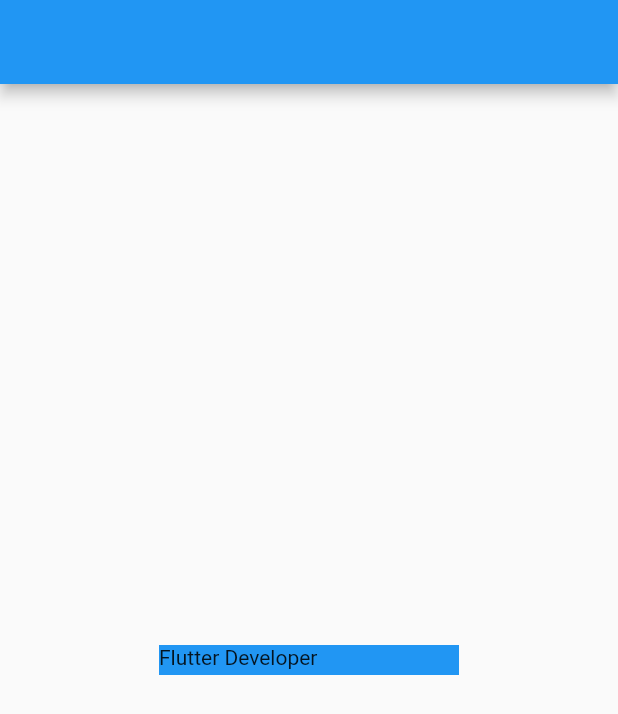
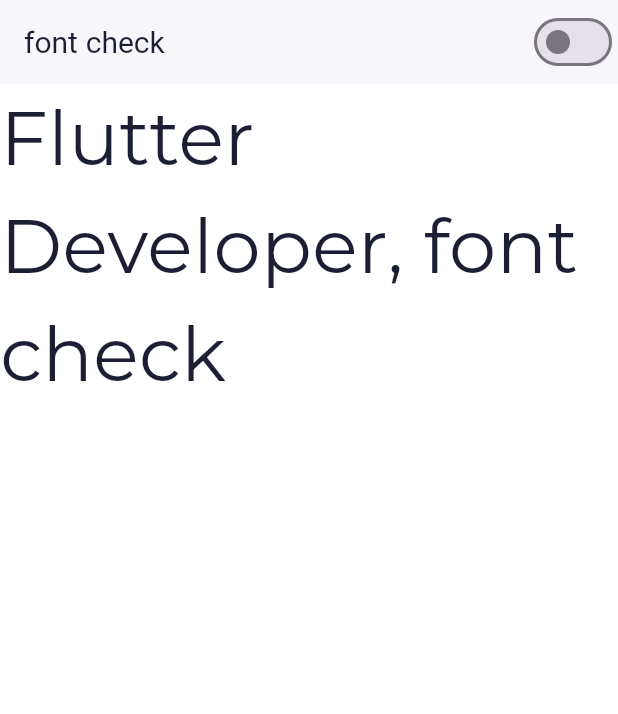
Before and after one commit to AliArshad20/setup, a Flutter app: the screen it shows after launch, on a phone screen of 412 x 824 dp. Shown: the top 714 px of the screen. Run offline on Flutter 3.47's test engine with Material 2 defaults, Android fonts, the phone set to English and light mode, and no system bars; our stand-ins replace google_fonts.

Commit message:
updates 6/15

```diff
--- a/lib/app.dart
+++ b/lib/app.dart
@@ -15,7 +15,7 @@ class MyApp extends StatelessWidget {
     return MaterialApp(
       title: 'Flutter',
       debugShowCheckedModeBanner: false,
-      theme: themeProvider.themeMode(),
+      theme: themeProvider.themeMode,
       darkTheme: ThemeData.dark(),
       home: const HomePage(),
     );
--- a/lib/core/themes/theme.dart
+++ b/lib/core/themes/theme.dart
@@ -6,165 +6,230 @@ import '../constants/colors.dart';
 class AppTheme {
   AppTheme._();
 
-  static ThemeData lightTheme({Color? color}) => ThemeData(
-    primarySwatch: Colors.deepPurple,
-    primaryColor: color ?? primaryColor,
-    scaffoldBackgroundColor: Colors.white,
-    fontFamily: GoogleFonts.workSans().fontFamily,
+  static final ThemeData lightTheme = ThemeData(
     useMaterial3: true,
-    bottomNavigationBarTheme: BottomNavigationBarThemeData(backgroundColor: Colors.white),
-    iconTheme: IconThemeData(color: appTextSecondaryColor),
-    textTheme: GoogleFonts.workSansTextTheme(),
-    dialogBackgroundColor: white,
-    unselectedWidgetColor: black,
-    dividerColor: borderColor,
-    // bottomSheetTheme: BottomSheetThemeData(
-    //   shape: RoundedRectangleBorder(borderRadius: radiusOnly(topLeft: defaultRadius, topRight: defaultRadius)),
-    //   backgroundColor: Colors.white,
-    // ),
-    cardColor: cardColor,
-    appBarTheme: AppBarTheme(systemOverlayStyle: SystemUiOverlayStyle(statusBarIconBrightness: Brightness.light)),
-    // dialogTheme: DialogTheme(shape: dialogShape()),
-    pageTransitionsTheme: PageTransitionsTheme(
-      builders: <TargetPlatform, PageTransitionsBuilder>{
-        TargetPlatform.android: OpenUpwardsPageTransitionsBuilder(),
-        TargetPlatform.linux: OpenUpwardsPageTransitionsBuilder(),
-        TargetPlatform.iOS: CupertinoPageTransitionsBuilder(),
-      },
+    brightness: Brightness.light,
+    primaryColor: kPrimaryColor,
+    scaffoldBackgroundColor: kWhite,
+    fontFamily: GoogleFonts.montserrat().fontFamily,
+
+    // Text theme
+    textTheme: GoogleFonts.montserratTextTheme().apply(
+      bodyColor: kTextPrimary,
+      displayColor: kTextPrimary,
     ),
-  );
 
-  static ThemeData darkTheme({Color? color}) => ThemeData(
-    primarySwatch: Colors.deepPurple,
-    // createMaterialColor(primaryColor),
-    primaryColor: primaryColor,
-    appBarTheme: AppBarTheme(
-      color: Colors.grey,
-      systemOverlayStyle: SystemUiOverlayStyle(statusBarIconBrightness: Brightness.light),
+    // AppBar
+    appBarTheme: const AppBarTheme(
+      backgroundColor: kWhite,
+      elevation: 1,
+      iconTheme: IconThemeData(color: kTextPrimary),
+      titleTextStyle: TextStyle(color: kTextPrimary, fontSize: 20),
+      systemOverlayStyle: SystemUiOverlayStyle(
+        statusBarColor: kWhite,
+        statusBarIconBrightness: Brightness.dark,
       ),
-    scaffoldBackgroundColor: scaffoldColorDark,
-    fontFamily: GoogleFonts.workSans().fontFamily,
-    bottomNavigationBarTheme: BottomNavigationBarThemeData(backgroundColor: scaffoldSecondaryDark),
-    iconTheme: IconThemeData(color: Colors.white),
-    textTheme: GoogleFonts.workSansTextTheme(),
-    dialogBackgroundColor: scaffoldSecondaryDark,
-    unselectedWidgetColor: Colors.white60,
-    useMaterial3: true,
-    // bottomSheetTheme: BottomSheetThemeData(
-    //   shape: RoundedRectangleBorder(borderRadius: radiusOnly(topLeft: defaultRadius, topRight: defaultRadius)),
-    //   backgroundColor: scaffoldSecondaryDark,
-    // ),
-    dividerColor: dividerDarkColor,
-    cardColor: scaffoldSecondaryDark,
-    // dialogTheme: DialogTheme(shape: dialogShape()),
-  ).copyWith(
-    pageTransitionsTheme: PageTransitionsTheme(
-      builders: <TargetPlatform, PageTransitionsBuilder>{
-        TargetPlatform.android: OpenUpwardsPageTransitionsBuilder(),
-        TargetPlatform.linux: OpenUpwardsPageTransitionsBuilder(),
-        TargetPlatform.iOS: CupertinoPageTransitionsBuilder(),
-      },
     ),
-  );
-  static ThemeData customTheme({Color? color}) => ThemeData(
-    // primarySwatch: createMaterialColor(Colors.black),
-    primaryColor: Colors.black,
-    appBarTheme: AppBarTheme(
-      systemOverlayStyle: SystemUiOverlayStyle(statusBarIconBrightness: Brightness.light),
+
+    // Icons
+    iconTheme: const IconThemeData(color: kTextSecondary),
+
+    // Cards
+    cardColor: kLightBackground,
+
+    // Dividers
+    dividerColor: kLightGrey,
+
+    // Dialogs
+    dialogBackgroundColor: kWhite,
+
+    // Bottom nav
+    bottomNavigationBarTheme: const BottomNavigationBarThemeData(
+      backgroundColor: kWhite,
+      selectedItemColor: kPrimaryColor,
+      unselectedItemColor: kTextSecondary,
     ),
-    scaffoldBackgroundColor: scaffoldColorDark,
-    fontFamily: GoogleFonts.workSans().fontFamily,
-    bottomNavigationBarTheme: BottomNavigationBarThemeData(backgroundColor: black),
-    backgroundColor: Colors.white,
-    iconTheme: IconThemeData(color: Colors.white),
-    textTheme: GoogleFonts.workSansTextTheme(),
-    dialogBackgroundColor: lightgrey,
-    unselectedWidgetColor: Colors.white,
-    secondaryHeaderColor: Colors.red,
-    // selectedRowColor: Colors.black,
-    // useMaterial3: true,
-    // bottomSheetTheme: BottomSheetThemeData(
-    //   shape: RoundedRectangleBorder(borderRadius: radiusOnly(topLeft: defaultRadius, topRight: defaultRadius)),
-    //   backgroundColor: redColor,
-    // ),
 
-    // dividerColor:appStore.isDarkMode? Colors.white:primaryColor,
-    // cardColor: appStore.isDarkMode? Colors.black:primaryColor,
+    // Floating button
+    floatingActionButtonTheme: const FloatingActionButtonThemeData(
+      backgroundColor: kPrimaryColor,
+      foregroundColor: kWhite,
+    ),
 
-    // dialogTheme: DialogTheme(shape: dialogShape(),backgroundColor: Colors.grey[850]),
-  ).copyWith(
-    pageTransitionsTheme: PageTransitionsTheme(
-      builders: <TargetPlatform, PageTransitionsBuilder>{
-        TargetPlatform.android: OpenUpwardsPageTransitionsBuilder(),
-        TargetPlatform.linux: OpenUpwardsPageTransitionsBuilder(),
-        TargetPlatform.iOS: CupertinoPageTransitionsBuilder(),
-      },
+    // SnackBars
+    snackBarTheme: const SnackBarThemeData(
+      backgroundColor: kPrimaryColor,
+      contentTextStyle: TextStyle(color: kWhite),
     ),
-  );
-}
-/*
 
-static final ThemeData lightTheme = ThemeData(
-  primarySwatch: createMaterialColor(primaryColor),
-  primaryColor: primaryColor,
-  scaffoldBackgroundColor: Colors.white,
-  fontFamily: GoogleFonts.montserrat().fontFamily,
-  bottomNavigationBarTheme: BottomNavigationBarThemeData(backgroundColor: Colors.white),
-  iconTheme: IconThemeData(color: scaffoldSecondaryDark),
-  textTheme: GoogleFonts.workSansTextTheme(),
-  dialogBackgroundColor: Colors.white,
-  unselectedWidgetColor: Colors.black,
-  dividerColor: viewLineColor,
-  bottomSheetTheme: BottomSheetThemeData(
-    shape: RoundedRectangleBorder(borderRadius: radiusOnly(topLeft: defaultRadius, topRight: defaultRadius)),
-    backgroundColor: Colors.white,
+    // Inputs
+    inputDecorationTheme: InputDecorationTheme(
+      filled: true,
+      fillColor: kLightGrey,
+      border: OutlineInputBorder(
+        borderRadius: BorderRadius.circular(8),
+        borderSide: BorderSide.none,
       ),
-  cardColor: Colors.white,
-  appBarTheme: AppBarTheme(
-    systemOverlayStyle: SystemUiOverlayStyle(statusBarIconBrightness: Brightness.dark),
+      hintStyle: TextStyle(color: kTextSecondary),
+      labelStyle: TextStyle(color: kTextPrimary),
     ),
-  dialogTheme: DialogTheme(shape: dialogShape()),
-).copyWith(
-  pageTransitionsTheme: PageTransitionsTheme(
-    builders: <TargetPlatform, PageTransitionsBuilder>{
-      TargetPlatform.android: OpenUpwardsPageTransitionsBuilder(),
-      TargetPlatform.linux: OpenUpwardsPageTransitionsBuilder(),
-      TargetPlatform.iOS: CupertinoPageTransitionsBuilder(),
-    },
+
+    // Buttons
+    textButtonTheme: TextButtonThemeData(
+      style: TextButton.styleFrom(
+        foregroundColor: kPrimaryColor,
+        textStyle: const TextStyle(fontWeight: FontWeight.w600),
+      ),
+    ),
+    elevatedButtonTheme: ElevatedButtonThemeData(
+      style: ElevatedButton.styleFrom(
+        backgroundColor: kPrimaryColor,
+        foregroundColor: kWhite,
+        shape: RoundedRectangleBorder(borderRadius: BorderRadius.circular(8)),
+      ),
+    ),
+    outlinedButtonTheme: OutlinedButtonThemeData(
+      style: OutlinedButton.styleFrom(
+        foregroundColor: kPrimaryColor,
+        side: const BorderSide(color: kPrimaryColor),
+      ),
+    ),
+
+    // Popup menu
+    popupMenuTheme: const PopupMenuThemeData(
+      color: kWhite,
+      textStyle: TextStyle(color: kTextPrimary),
+    ),
+
+    // Tooltip
+    tooltipTheme: const TooltipThemeData(
+      decoration: BoxDecoration(color: kPrimaryColor),
+      textStyle: TextStyle(color: kWhite),
+    ),
+
+    // Chips
+    chipTheme: ChipThemeData(
+      backgroundColor: kLightGrey,
+      selectedColor: kPrimaryColor,
+      labelStyle: const TextStyle(color: kTextPrimary),
+      secondaryLabelStyle: const TextStyle(color: kWhite),
+      padding: const EdgeInsets.symmetric(horizontal: 8, vertical: 4),
+      disabledColor: kLightGrey,
+      secondarySelectedColor: kPrimaryColor,
+    ),
+
+    // Scrollbar
+    scrollbarTheme: ScrollbarThemeData(
+      thumbColor: MaterialStateProperty.all(kPrimaryColor.withOpacity(0.7)),
+    ),
+
+    // Progress indicators
+    progressIndicatorTheme: const ProgressIndicatorThemeData(
+      color: kPrimaryColor,
     ),
   );
 
   static final ThemeData darkTheme = ThemeData(
-  primarySwatch: createMaterialColor(primaryColor),
-  primaryColor: scaffoldSecondaryDark,
-  accentColor: Colors.red,
-  appBarTheme: AppBarTheme(
-    //color: appBackgroundColorDark,
-    //iconTheme: IconThemeData(color: white),
-    systemOverlayStyle: SystemUiOverlayStyle(statusBarIconBrightness: Brightness.light),
+    useMaterial3: true,
+    brightness: Brightness.dark,
+    primaryColor: kPrimaryColor,
+    scaffoldBackgroundColor: kDarkBackground,
+    fontFamily: GoogleFonts.montserrat().fontFamily,
+
+    textTheme: GoogleFonts.montserratTextTheme().apply(
+      bodyColor: kWhite,
+      displayColor: kWhite,
     ),
-  scaffoldBackgroundColor: scaffoldColorDark,
-  fontFamily: GoogleFonts.montserrat().fontFamily,
-  bottomNavigationBarTheme: BottomNavigationBarThemeData(backgroundColor: scaffoldSecondaryDark),
-  iconTheme: IconThemeData(color: Colors.white),
-  textTheme: GoogleFonts.workSansTextTheme(),
-  dialogBackgroundColor: scaffoldSecondaryDark,
-  unselectedWidgetColor: Colors.white60,
-  bottomSheetTheme: BottomSheetThemeData(
-    shape: RoundedRectangleBorder(borderRadius: radiusOnly(topLeft: defaultRadius, topRight: defaultRadius)),
-    backgroundColor: scaffoldSecondaryDark,
+
+    appBarTheme: const AppBarTheme(
+      backgroundColor: kCardDark,
+      elevation: 1,
+      iconTheme: IconThemeData(color: kWhite),
+      titleTextStyle: TextStyle(color: kWhite, fontSize: 20),
+      systemOverlayStyle: SystemUiOverlayStyle(
+        statusBarColor: kCardDark,
+        statusBarIconBrightness: Brightness.light,
       ),
-  dividerColor: Colors.white12,
-  cardColor: scaffoldSecondaryDark,
-  dialogTheme: DialogTheme(shape: dialogShape()),
-).copyWith(
-  pageTransitionsTheme: PageTransitionsTheme(
-    builders: <TargetPlatform, PageTransitionsBuilder>{
-      TargetPlatform.android: OpenUpwardsPageTransitionsBuilder(),
-      TargetPlatform.linux: OpenUpwardsPageTransitionsBuilder(),
-      TargetPlatform.iOS: CupertinoPageTransitionsBuilder(),
-    },
+    ),
+
+    iconTheme: const IconThemeData(color: kWhite),
+    cardColor: kCardDark,
+    dividerColor: kDarkDivider,
+    dialogBackgroundColor: kDarkSecondaryBackground,
+
+    bottomNavigationBarTheme: const BottomNavigationBarThemeData(
+      backgroundColor: kDarkSecondaryBackground,
+      selectedItemColor: kPrimaryColor,
+      unselectedItemColor: kWhite,
+    ),
+
+    floatingActionButtonTheme: const FloatingActionButtonThemeData(
+      backgroundColor: kPrimaryColor,
+      foregroundColor: kWhite,
+    ),
+
+    snackBarTheme: const SnackBarThemeData(
+      backgroundColor: kPrimaryColor,
+      contentTextStyle: TextStyle(color: kWhite),
+    ),
+
+    inputDecorationTheme: InputDecorationTheme(
+      filled: true,
+      fillColor: kDarkSecondaryBackground,
+      border: OutlineInputBorder(
+        borderRadius: BorderRadius.circular(8),
+        borderSide: BorderSide.none,
+      ),
+      hintStyle: TextStyle(color: kTextSecondary),
+      labelStyle: TextStyle(color: kWhite),
+    ),
+
+    textButtonTheme: TextButtonThemeData(
+      style: TextButton.styleFrom(
+        foregroundColor: kPrimaryColor,
+        textStyle: const TextStyle(fontWeight: FontWeight.w600),
+      ),
+    ),
+    elevatedButtonTheme: ElevatedButtonThemeData(
+      style: ElevatedButton.styleFrom(
+        backgroundColor: kPrimaryColor,
+        foregroundColor: kWhite,
+        shape: RoundedRectangleBorder(borderRadius: BorderRadius.circular(8)),
+      ),
+    ),
+    outlinedButtonTheme: OutlinedButtonThemeData(
+      style: OutlinedButton.styleFrom(
+        foregroundColor: kPrimaryColor,
+        side: const BorderSide(color: kPrimaryColor),
+      ),
+    ),
+
+    popupMenuTheme: const PopupMenuThemeData(
+      color: kCardDark,
+      textStyle: TextStyle(color: kWhite),
+    ),
+
+    tooltipTheme: const TooltipThemeData(
+      decoration: BoxDecoration(color: kPrimaryColor),
+      textStyle: TextStyle(color: kWhite),
+    ),
+
+    chipTheme: ChipThemeData(
+      backgroundColor: kDarkSecondaryBackground,
+      selectedColor: kPrimaryColor,
+      labelStyle: const TextStyle(color: kWhite),
+      secondaryLabelStyle: const TextStyle(color: kBlack),
+      padding: const EdgeInsets.symmetric(horizontal: 8, vertical: 4),
+      disabledColor: kDarkDivider,
+      secondarySelectedColor: kPrimaryColor,
+    ),
+
+    scrollbarTheme: ScrollbarThemeData(
+      thumbColor: MaterialStateProperty.all(kPrimaryColor.withOpacity(0.7)),
+    ),
+
+    progressIndicatorTheme: const ProgressIndicatorThemeData(
+      color: kPrimaryColor,
     ),
   );
 }
-*/
--- a/lib/data/providers/theme_provider.dart
+++ b/lib/data/providers/theme_provider.dart
@@ -1,16 +1,16 @@
 import 'package:flutter/cupertino.dart';
 import 'package:flutter/material.dart';
+import 'package:setup/core/themes/theme.dart';
 
 class ThemeProvider extends ChangeNotifier{
 
-  bool isdark = false;
+  bool darkTheme = false;
 
-  themeMode() {
-    return isdark==true? ThemeData.dark():ThemeData.light();
-    n
-  }
-   toggleTheme() {
-    isDark
+  ThemeData get themeMode => darkTheme? AppTheme.darkTheme : AppTheme.lightTheme;
+
+  toggleTheme() {
+    darkTheme = darkTheme == true? false:true;
+    notifyListeners();
    }
 
 }
--- a/lib/main.dart
+++ b/lib/main.dart
@@ -2,8 +2,6 @@ import 'package:flutter/material.dart';
 import 'package:flutter/services.dart';
 import 'package:provider/provider.dart';
 import 'package:setup/app.dart';
-import 'package:setup/data/providers/provider.dart';
-
 import 'data/providers/theme_provider.dart';
 
 
@@ -18,7 +16,7 @@ void main() async {
       providers: [
         ChangeNotifierProvider(create: (context) => ThemeProvider(),)
       ],
-      child: MyApp(),
+      child: const MyApp(),
     ),
   );
 }
--- a/lib/presentation/screens/home.dart
+++ b/lib/presentation/screens/home.dart
@@ -1,4 +1,6 @@
 import 'package:flutter/material.dart';
+import 'package:provider/provider.dart';
+import 'package:setup/data/providers/theme_provider.dart';
 import 'package:setup/presentation/widgets/alertbox.dart';
 import 'package:setup/routes/app_routes.dart';
 
@@ -12,18 +14,32 @@ class HomePage extends StatefulWidget {
 class _HomePageState extends State<HomePage> {
   @override
   Widget build(BuildContext context) {
+    final themeProvider = Provider.of<ThemeProvider>(context);
     return Scaffold(
-      appBar: AppBar(),
+      appBar: AppBar(
+        title: Text("font check"),
+        actions: [
+          Switch(
+            value: themeProvider.darkTheme,
+            onChanged: (_) {
+              themeProvider.toggleTheme();
+            },
+          ),
+        ],
+      ),
       body: Center(
-        child: Container(width: 200,height: 20,
-          color: Colors.blue,
-          child: InkWell(
-            onTap: (){
-              print("object");
-              SuccessDialog(message: 'Success',
-                onTap: () {AppRoutes.pop(context);},);
-            },
-              child: Text("Flutter Developer")),
+        child: Column(
+          children: [
+            Container(
+              child: InkWell(
+                onTap: (){
+                  SuccessDialog(message: 'Success',
+                    onTap: () {AppRoutes.pop(context);},);
+                },
+                  child: Text("Flutter Developer, font check",
+                    style: TextStyle(fontSize: 50,),)),
+            ),
+          ],
         ),
       ),
     );
```
Also changed, not shown: lib/core/constants/colors.dart (+25 -33 lines), 1 other file. Lines whose indentation alone changed are shown as unchanged.
